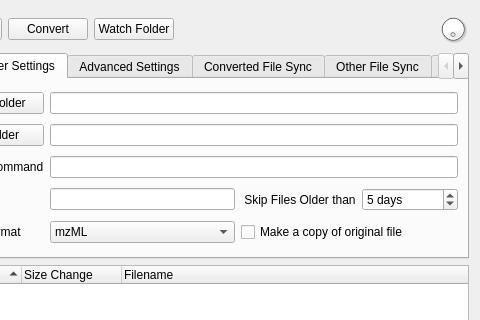
First picture: the form in src/mzwatcher/mzWatcherGui.ui, repository eugenemel/maven, before the edit; both pictures show x 90 to 570 and y 0 to 320 of the 570 by 599 pixel window.
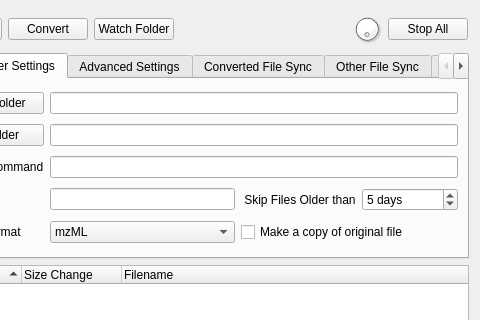
Second picture: the form after the edit. Icons and pictures are not drawn.

Commit message: Issue 868: Details in migration to queue.

What changed in the file:
```diff
--- a/src/mzwatcher/mzWatcherGui.ui
+++ b/src/mzwatcher/mzWatcherGui.ui
@@ -625,6 +625,13 @@
         </property>
        </widget>
       </item>
+      <item row="0" column="5">
+       <widget class="QPushButton" name="stopAllButton">
+        <property name="text">
+         <string>Stop All</string>
+        </property>
+       </widget>
+      </item>
       <item row="0" column="4">
        <widget class="QDial" name="monitorDial">
         <property name="enabled">
```
The commit also changes 2 other files.
